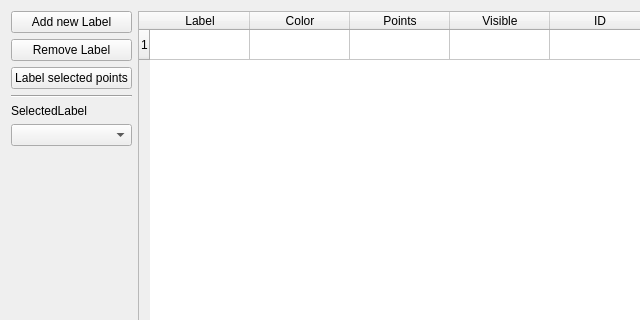
uos/lvr2, file src/tools/lvr2_viewer/ui/LVRLabelDialogUI.ui: the form before one commit; both pictures show x 0 to 640 and y 0 to 320 of the 961 by 618 pixel window.
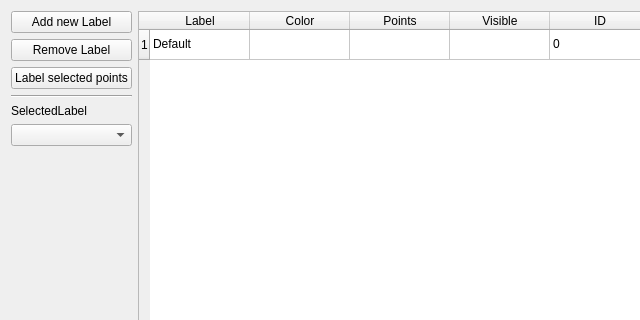
The form after the commit.

Commit message: Added modified check to label dialog

The edit to the form file:
```diff
--- a/src/tools/lvr2_viewer/ui/LVRLabelDialogUI.ui
+++ b/src/tools/lvr2_viewer/ui/LVRLabelDialogUI.ui
@@ -46,6 +46,16 @@
        <string>ID</string>
       </property>
      </column>
+     <item row="0" column="0">
+      <property name="text">
+       <string>Default</string>
+      </property>
+     </item>
+     <item row="0" column="4">
+      <property name="text">
+       <string>0</string>
+      </property>
+     </item>
     </widget>
    </item>
    <item row="0" column="0">
```
The commit also changes 5 other files.
